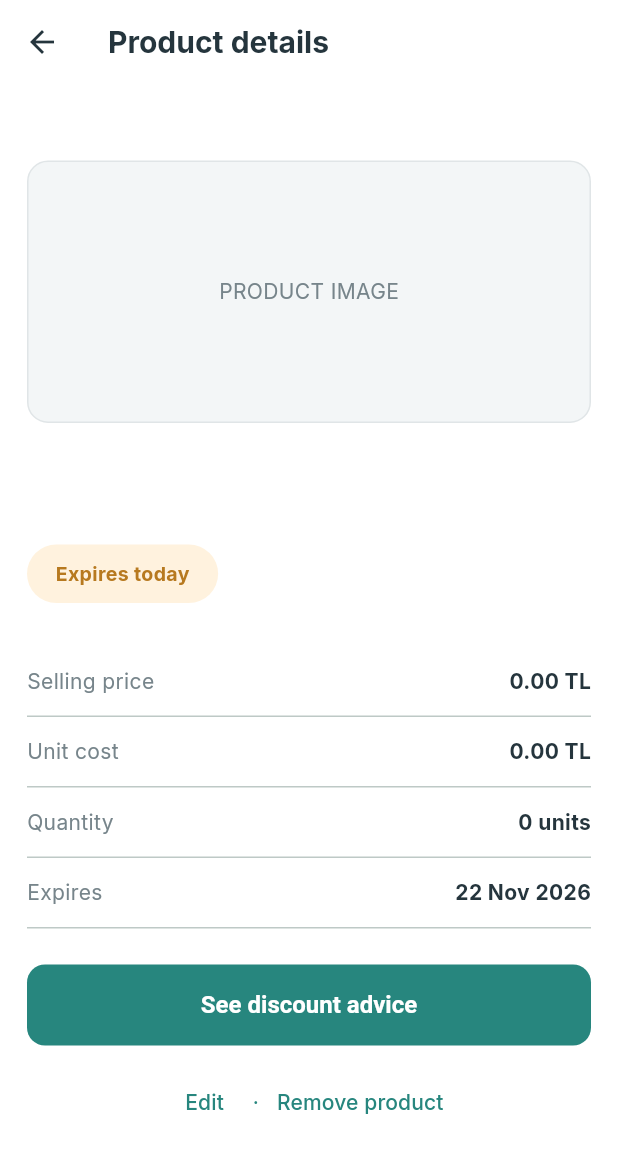
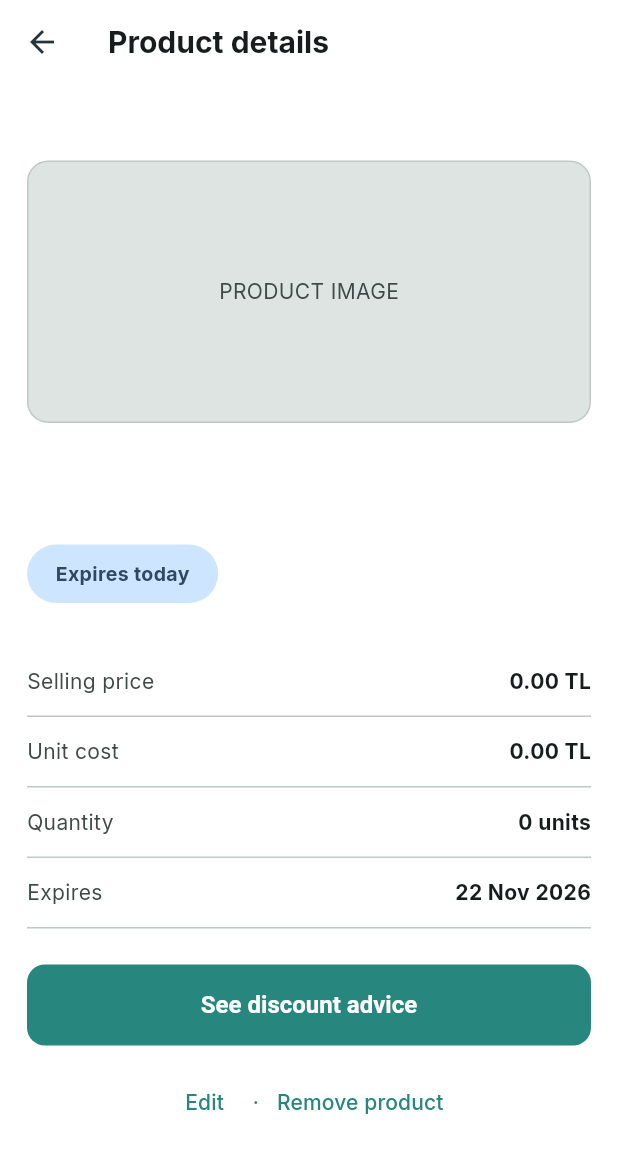
Before and after one commit to HomerTheRoamer/WholeMarket-CS310, a Flutter app: the ProductDetailScreen screen opened directly with empty values, on a phone screen of 412 x 824 dp. Shown: the top 1153 px of the screen. Run offline on Flutter 3.47's test engine with Material 3 defaults, Android fonts, the phone set to English and light mode, and no system bars; our stand-ins replace google_fonts, shared_preferences, sqflite; accounts and stored records are empty.

Commit message:
Finalize README, Product Detail dark mode, and Gradle wrapper permissions

```diff
--- a/lib/screens/inventory/product_detail_screen.dart
+++ b/lib/screens/inventory/product_detail_screen.dart
@@ -1,7 +1,6 @@
 import 'package:flutter/material.dart';
 
 import '../../models/product.dart';
-import '../../theme/app_colors.dart';
 import '../pricing/discount_recommendations_screen.dart';
 
 /// Screen 07: detail of the selected product.
@@ -85,6 +84,7 @@ class _ProductDetailScreenState extends State<ProductDetailScreen> {
   }
 
   Widget _infoRow(String title, String value) {
+    final colors = Theme.of(context).colorScheme;
     return Padding(
       padding: const EdgeInsets.symmetric(vertical: 13),
       child: Row(
@@ -92,13 +92,13 @@ class _ProductDetailScreenState extends State<ProductDetailScreen> {
           Expanded(
             child: Text(
               title,
-              style: const TextStyle(color: AppColors.secondaryText, fontSize: 14),
+              style: TextStyle(color: colors.onSurfaceVariant, fontSize: 14),
             ),
           ),
           Text(
             value,
-            style: const TextStyle(
-              color: AppColors.text,
+            style: TextStyle(
+              color: colors.onSurface,
               fontSize: 14,
               fontWeight: FontWeight.w700,
             ),
@@ -110,16 +110,29 @@ class _ProductDetailScreenState extends State<ProductDetailScreen> {
 
   @override
   Widget build(BuildContext context) {
+    final colors = Theme.of(context).colorScheme;
     final expired = _product.isExpired;
     final warning = _product.isExpiringSoon || expired;
+
+    final statusBackground = expired
+        ? colors.errorContainer
+        : warning
+            ? colors.tertiaryContainer
+            : colors.primaryContainer;
+    final statusForeground = expired
+        ? colors.onErrorContainer
+        : warning
+            ? colors.onTertiaryContainer
+            : colors.onPrimaryContainer;
+
     return Scaffold(
-      backgroundColor: Colors.white,
+      backgroundColor: Theme.of(context).scaffoldBackgroundColor,
       appBar: AppBar(
-        backgroundColor: Colors.white,
+        backgroundColor: Theme.of(context).scaffoldBackgroundColor,
         elevation: 0,
-        title: const Text(
+        title: Text(
           'Product details',
-          style: TextStyle(color: AppColors.text, fontWeight: FontWeight.bold),
+          style: TextStyle(color: colors.onSurface, fontWeight: FontWeight.bold),
         ),
       ),
       body: SafeArea(
@@ -134,23 +147,23 @@ class _ProductDetailScreenState extends State<ProductDetailScreen> {
                   Container(
                     height: 175,
                     decoration: BoxDecoration(
-                      color: AppColors.surface,
-                      border: Border.all(color: AppColors.border),
+                      color: colors.surfaceContainerHighest,
+                      border: Border.all(color: colors.outlineVariant),
                       borderRadius: BorderRadius.circular(14),
                     ),
                     alignment: Alignment.center,
-                    child: const Text(
+                    child: Text(
                       'PRODUCT IMAGE',
-                      style: TextStyle(color: AppColors.secondaryText),
+                      style: TextStyle(color: colors.onSurfaceVariant),
                     ),
                   ),
                   const SizedBox(height: 30),
                   Text(
                     _product.name,
-                    style: const TextStyle(
+                    style: TextStyle(
                       fontSize: 26,
                       fontWeight: FontWeight.bold,
-                      color: AppColors.text,
+                      color: colors.onSurface,
                     ),
                   ),
                   const SizedBox(height: 13),
@@ -159,7 +172,7 @@ class _ProductDetailScreenState extends State<ProductDetailScreen> {
                     child: Container(
                       padding: const EdgeInsets.symmetric(horizontal: 19, vertical: 10),
                       decoration: BoxDecoration(
-                        color: warning ? AppColors.warning : AppColors.accent,
+                        color: statusBackground,
                         borderRadius: BorderRadius.circular(24),
                       ),
                       child: Text(
@@ -167,7 +180,7 @@ class _ProductDetailScreenState extends State<ProductDetailScreen> {
                         style: TextStyle(
                           fontSize: 13,
                           fontWeight: FontWeight.bold,
-                          color: warning ? AppColors.warningText : AppColors.primary,
+                          color: statusForeground,
                         ),
                       ),
                     ),
@@ -187,8 +200,8 @@ class _ProductDetailScreenState extends State<ProductDetailScreen> {
                     child: ElevatedButton(
                       onPressed: _busy ? null : _showAdvice,
                       style: ElevatedButton.styleFrom(
-                        backgroundColor: AppColors.primary,
-                        foregroundColor: Colors.white,
+                        backgroundColor: colors.primary,
+                        foregroundColor: colors.onPrimary,
                         shape: RoundedRectangleBorder(
                           borderRadius: BorderRadius.circular(12),
                         ),
@@ -207,7 +220,7 @@ class _ProductDetailScreenState extends State<ProductDetailScreen> {
                         onPressed: _busy ? null : _edit,
                         child: const Text('Edit'),
                       ),
-                      const Text('·', style: TextStyle(color: AppColors.primary)),
+                      Text('·', style: TextStyle(color: colors.primary)),
                       TextButton(
                         onPressed: _busy ? null : _remove,
                         child: const Text('Remove product'),
```
Also changed, not shown: 1 other file.
